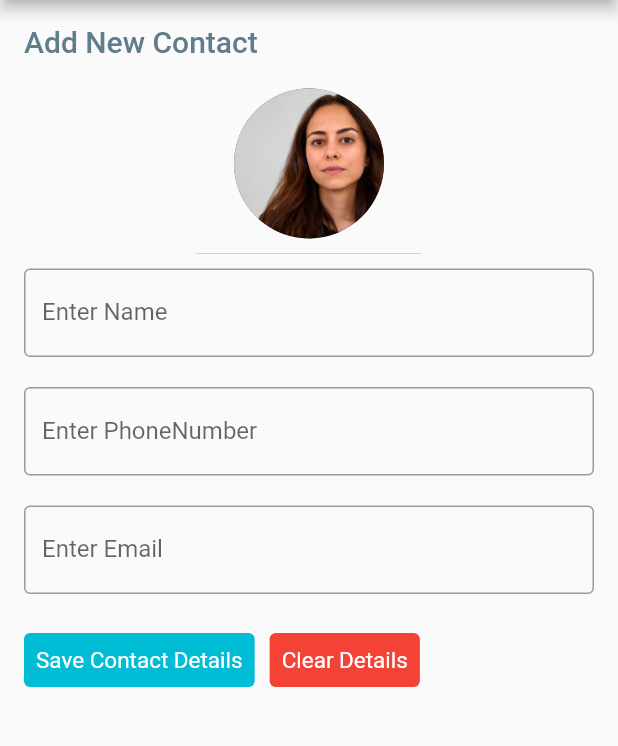
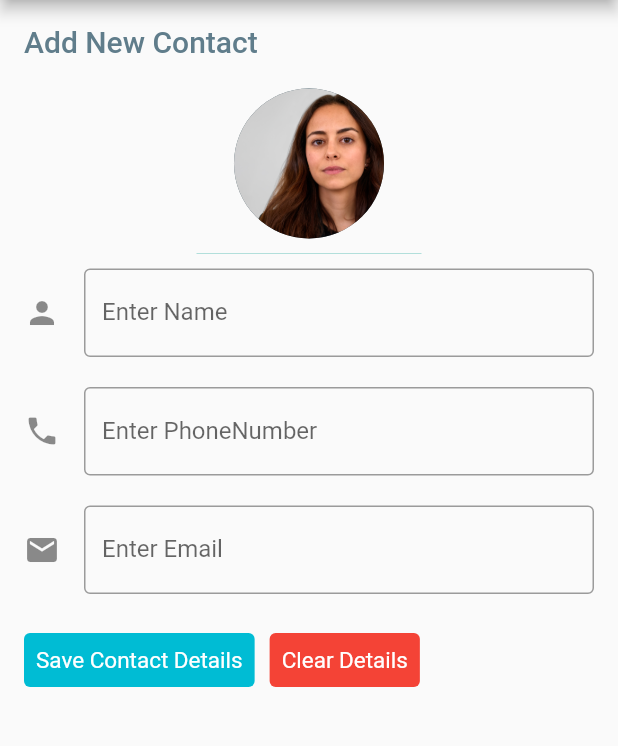
Before and after one commit to DiliniNadeesha/contents_buddy_app, a Flutter app: the SaveContact screen opened directly, on a phone screen of 412 x 824 dp, the part 84-830 px from its top. Run offline on Flutter 3.47's test engine with Material 2 defaults, Android fonts, the phone set to English and light mode, and no system bars; our stand-ins replace sqflite; accounts and stored records are empty.

Commit message:
Newly added and Update some parts in the code

```diff
--- a/lib/screens/saveContact.dart
+++ b/lib/screens/saveContact.dart
@@ -1,5 +1,8 @@
+import 'dart:io';
+
 import 'package:contents_buddy_app/model/contact.dart';
 import 'package:contents_buddy_app/service/contactService.dart';
+//import 'package:image_picker/image_picker.dart';
 import 'package:flutter/material.dart';
 
 // Create the widget, SaveContact by inheriting StatefulWidget
@@ -19,6 +22,10 @@ class _SaveContactState extends State<SaveContact> {
   bool _validatePhoneNumber = false;
   bool _validateEmail = false;
   var _contactService=ContactService();
+
+  // bool isUploadImage = false;
+  // var selectedImage;
+
   @override
   Widget build(BuildContext context) {
     return Scaffold(
@@ -44,6 +51,10 @@ class _SaveContactState extends State<SaveContact> {
               Container(
                 child: Column(
                   mainAxisAlignment: MainAxisAlignment.center,
+                  // children: [
+                  //   CircleAvatar(
+                  //     backgroundImage: isUploadImage && selectedImage != null ? FileImage(File(selectedImage)) : AssetImage('images/eliyana.jpg') as ImageProvider,
+                  //   ),
                   children: [
                     CircleAvatar(
                       radius: 50,
@@ -62,8 +73,8 @@ class _SaveContactState extends State<SaveContact> {
                           border: const OutlineInputBorder(),
                           hintText: 'Name',
                           labelText: 'Enter Name',
-                          errorText:
-                          _validateName ? 'Name Value Can\'t Be Empty' : null,
+                          icon: const Icon(Icons.person),
+                          errorText: _validateName ? 'Name Value Can\'t Be Empty' : null,
                         )),
                     const SizedBox(
                       height: 20.0,
@@ -74,9 +85,8 @@ class _SaveContactState extends State<SaveContact> {
                           border: const OutlineInputBorder(),
                           hintText: 'PhoneNumber',
                           labelText: 'Enter PhoneNumber',
-                          errorText: _validatePhoneNumber
-                              ? 'Phone Number Value Can\'t Be Empty'
-                              : null,
+                          icon: const Icon(Icons.phone),
+                          errorText: _validatePhoneNumber ? 'Phone Number Value Can\'t Be Empty' : null,
                         )),
                     const SizedBox(
                       height: 20.0,
@@ -87,9 +97,8 @@ class _SaveContactState extends State<SaveContact> {
                           border: const OutlineInputBorder(),
                           hintText: 'Email',
                           labelText: 'Enter Email',
-                          errorText: _validateEmail
-                              ? 'Email Value Can\'t Be Empty'
-                              : null,
+                          icon: const Icon(Icons.email),
+                          errorText: _validateEmail ? 'Email Value Can\'t Be Empty' : null,
                         )),
                     const SizedBox(
                       height: 20.0,
@@ -139,7 +148,8 @@ class _SaveContactState extends State<SaveContact> {
                         _contactPhoneNumberController.text = '';
                         _contactEmailController.text = '';
                       },
-                      child: const Text('Clear Details'))
+                      child: const Text('Clear Details')
+                  )
                 ],
               )
             ],
--- a/pubspec.yaml
+++ b/pubspec.yaml
@@ -38,6 +38,7 @@ dependencies:
   # The following adds the Cupertino Icons font to your application.
   # Use with the CupertinoIcons class for iOS style icons.
   cupertino_icons: ^1.0.2
+  image_picker:
 
 dev_dependencies:
   flutter_test:
```
Also changed, not shown: lib/main.dart (+19 -2 lines), lib/screens/updateContact.dart (+6 -8 lines), lib/screens/viewContact.dart (+8 -4 lines), images/dilini.jpg (deleted), pubspec.lock, 1 other file.
